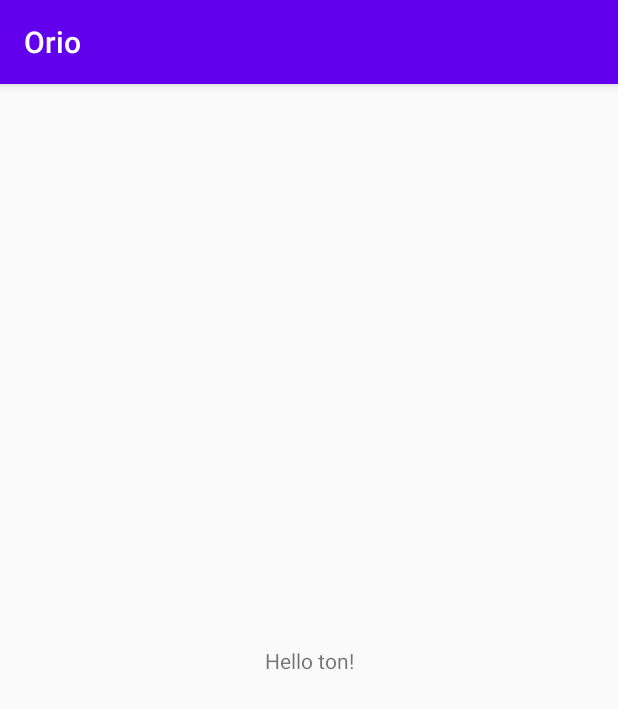
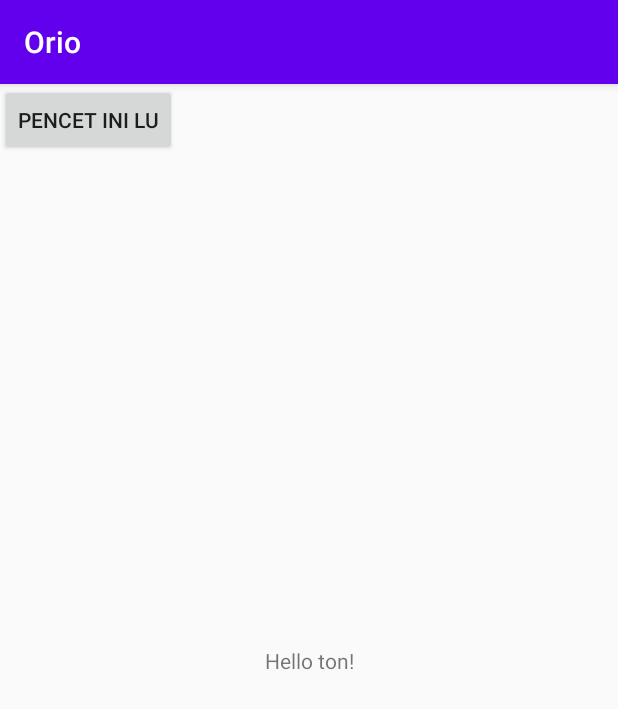
Before and after one commit to Oleh2RiauOnline/ORIO, an Android app: the screen it shows after launch (MainActivity), on a phone screen of 412 x 824 dp. Shown: the top 709 px of the screen. Run offline under Robolectric (Android 15) with nearby library versions, the phone set to English and light mode, and no system bars.

Commit message:
ini aku tambah button

```diff
--- a/Orio/app/src/main/res/layout/activity_main.xml
+++ b/Orio/app/src/main/res/layout/activity_main.xml
@@ -15,4 +15,14 @@
         app:layout_constraintRight_toRightOf="parent"
         app:layout_constraintTop_toTopOf="parent" />
 
+    <Button
+        android:id="@+id/button"
+        android:layout_width="wrap_content"
+        android:layout_height="wrap_content"
+        android:text="Pencet Ini Lu"
+        tools:layout_editor_absoluteX="165dp"
+        tools:layout_editor_absoluteY="428dp"
+        tools:ignore="MissingConstraints" />
+
+
 </androidx.constraintlayout.widget.ConstraintLayout>
```
